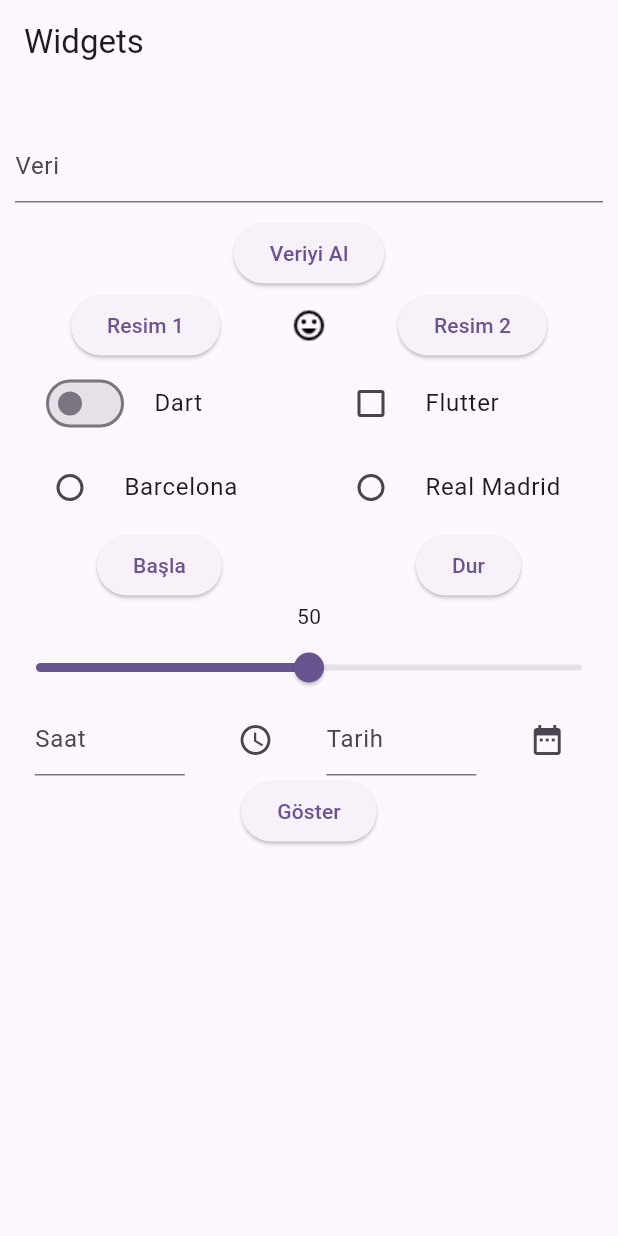
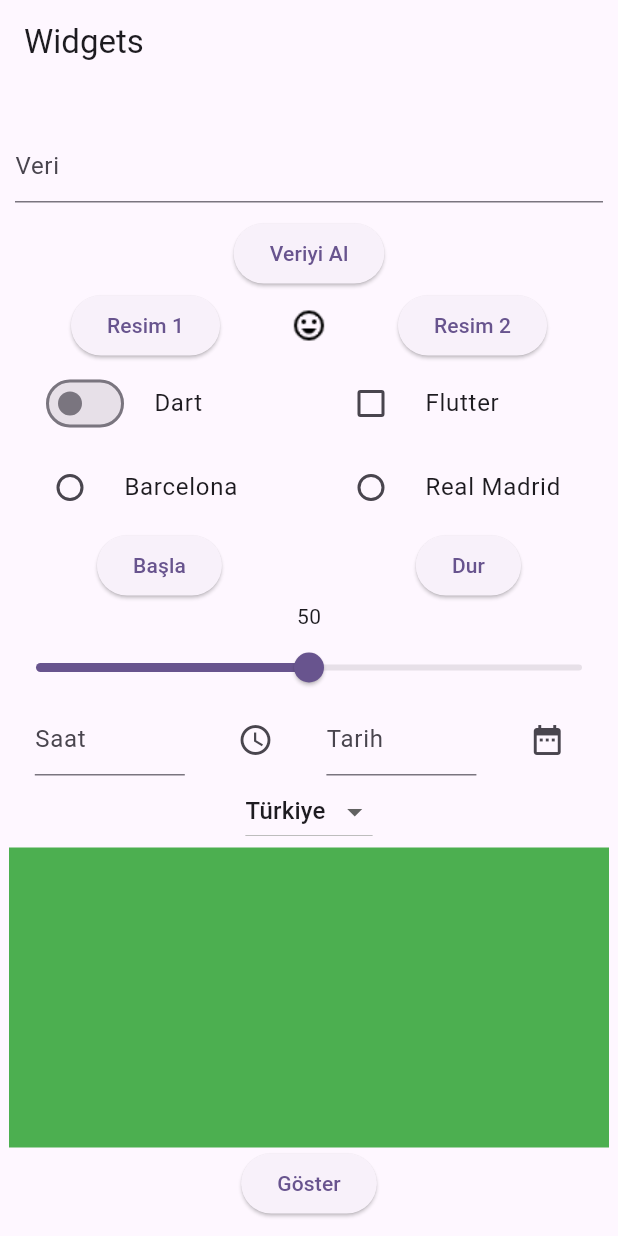
Before and after one commit to cebrailkeskindag/widget_kullanimi, a Flutter app: the screen it shows after launch, on a phone screen of 412 x 824 dp. Run offline on Flutter 3.47's test engine with Material 3 defaults, Android fonts, the phone set to English and light mode, and no system bars.

Commit message:
widget pratiği

```diff
--- a/lib/anasayfa.dart
+++ b/lib/anasayfa.dart
@@ -18,11 +18,24 @@ class _AnasayfaState extends State<Anasayfa> {
   double ilerleme = 50.0;
   var tfSaat = TextEditingController();
   var tfTarih = TextEditingController();
+  var ulkelerListesi = <String>[];
+  String secilenUlke = "Türkiye";
+
+  @override
+  void initState() {
+    super.initState();
+    ulkelerListesi.add("Türkiye");
+    ulkelerListesi.add("İspanya");
+    ulkelerListesi.add("Portekiz");
+    ulkelerListesi.add("Fransa");
+  }
+
   @override
   Widget build(BuildContext context) {
     return Scaffold(
       appBar: AppBar(title: const Text("Widgets")),
-      body: Center(
+      body: SingleChildScrollView(
+        child: Center(
           child: Column(
             children: [
               Text(alinanVeri),
@@ -52,7 +65,8 @@ class _AnasayfaState extends State<Anasayfa> {
                         });
                       },
                       child: const Text("Resim 1")),
-                Image.asset("resimler/$resimAdi"), //Localdeki resimleri yükler.
+                  Image.asset(
+                      "resimler/$resimAdi"), //Localdeki resimleri yükler.
                   /*  SizedBox(
                       width: 42,
                       height: 42,
@@ -181,23 +195,55 @@ class _AnasayfaState extends State<Anasayfa> {
                   SizedBox(
                     width: 100,
                     child: TextField(
-                    controller: tfTarih,//veriyi kontrol eder
-                    decoration: const InputDecoration(hintText: "Tarih"),//Text içi boşken görünür veri girince kaybolur.
+                      controller: tfTarih, //veriyi kontrol eder
+                      decoration: const InputDecoration(
+                          hintText:
+                              "Tarih"), //Text içi boşken görünür veri girince kaybolur.
                     ),
                   ),
                   IconButton(
                       onPressed: () {
                         showDatePicker(
                                 context: context,
-                          initialDate: DateTime.now(),//Anlık tarihi belirtir
-                          firstDate: DateTime(2000),//Başlangıç yılı
-                          lastDate: DateTime(2040))//Bitiş yılı
+                                initialDate:
+                                    DateTime.now(), //Anlık tarihi belirtir
+                                firstDate: DateTime(2000), //Başlangıç yılı
+                                lastDate: DateTime(2040)) //Bitiş yılı
                             .then((value) {
-                        tfTarih.text = "${value!.day} / ${value.month} / ${value.year}";//takvimde seçilen tarihleri texte gösterir.
+                          tfTarih.text =
+                              "${value!.day} / ${value.month} / ${value.year}"; //takvimde seçilen tarihleri texte gösterir.
                         });
                       },
-                    icon: const Icon(Icons.date_range)),//İcon tipini belirtir.
+                      icon:
+                          const Icon(Icons.date_range)), //İcon tipini belirtir.
                 ],
+              ),
+              DropdownButton(
+                  value: secilenUlke,
+                  icon: const Icon(Icons.arrow_drop_down),
+                  items: ulkelerListesi.map((ulke) {
+                    return DropdownMenuItem(value: ulke, child: Text(ulke));
+                  }).toList(),
+                  onChanged: (veri) {
+                    setState(() {
+                      secilenUlke = veri!;
+                    });
+                  }),
+              GestureDetector(
+                onTap: () {
+                  print("Tek tıklandı.");
+                },
+                onDoubleTap: () {
+                  print("Çift tıklandı.");
+                },
+                onLongPress: () {
+                  print("Uzun tıklandı.");
+                },
+                child: Container(
+                  height: 200,
+                  width: 400,
+                  color: Colors.green,
+                ),
               ),
               ElevatedButton(
                   onPressed: () {
@@ -205,11 +251,13 @@ class _AnasayfaState extends State<Anasayfa> {
                     print("Checkbox durum: $checkboxKontrol");
                     print("Radio durum: $radioDeger");
                     print("Slider durum: $ilerleme");
+                    print("Seçilen son ülke: $secilenUlke");
                   },
                   child: const Text("Göster")),
             ],
           ),
         ),
+      ),
     );
   }
 }
```
Also changed, not shown: pubspec.lock. Lines whose indentation alone changed are shown as unchanged.
